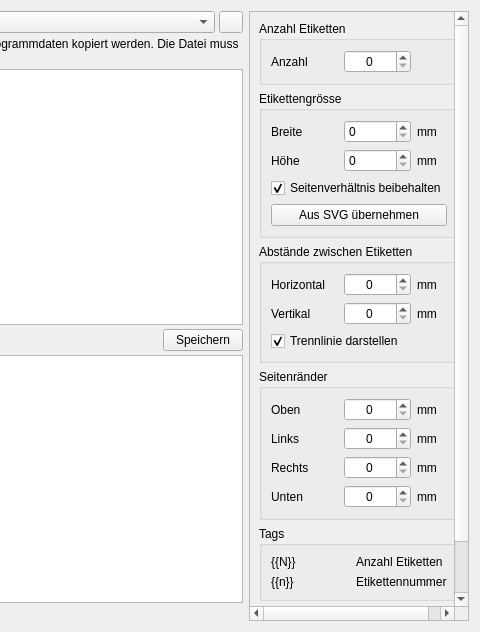
Before: the Qt Designer form kleiner-brauhelfer/tabetikette.ui in kleiner-brauhelfer/kleiner-brauhelfer-2, drawn with Qt 5; both pictures show x 776 to 1256 and y 0 to 632 of the 1256 by 632 pixel window.
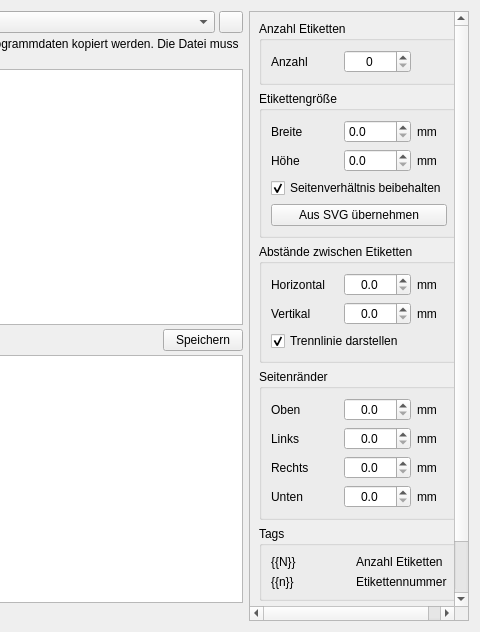
After: the same form once the commit is applied. Icons and pictures are not drawn. Custom widgets are drawn as their Qt base class.

Patch:
```diff
--- a/kleiner-brauhelfer/tabetikette.ui
+++ b/kleiner-brauhelfer/tabetikette.ui
@@ -212,7 +212,7 @@
        <rect>
         <x>0</x>
         <y>0</y>
-        <width>198</width>
+        <width>201</width>
         <height>612</height>
        </rect>
       </property>
@@ -265,7 +265,7 @@
        <item>
         <widget class="QGroupBox" name="groupBox_4">
          <property name="title">
-          <string>Etikettengrösse</string>
+          <string>Etikettengröße</string>
          </property>
          <layout class="QGridLayout" name="gridLayout_5">
           <item row="0" column="2">
@@ -295,22 +295,28 @@
            </widget>
           </item>
           <item row="1" column="1">
-           <widget class="SpinBox" name="tbLabelHoehe">
+           <widget class="DoubleSpinBox" name="tbLabelHoehe">
             <property name="toolTip">
              <string>&lt;html&gt;&lt;head/&gt;&lt;body&gt;&lt;p&gt;Hier wird die &lt;span style=&quot; font-weight:600;&quot;&gt;Höhe &lt;/span&gt;des Etiketts festgelegt.&lt;/p&gt;&lt;/body&gt;&lt;/html&gt;</string>
             </property>
+            <property name="decimals">
+             <number>1</number>
+            </property>
             <property name="maximum">
-             <number>9999</number>
+             <double>1000.000000000000000</double>
             </property>
            </widget>
           </item>
           <item row="0" column="1">
-           <widget class="SpinBox" name="tbLabelBreite">
+           <widget class="DoubleSpinBox" name="tbLabelBreite">
             <property name="toolTip">
              <string>&lt;html&gt;&lt;head/&gt;&lt;body&gt;&lt;p&gt;Hier wird die &lt;span style=&quot; font-weight:600;&quot;&gt;Breite &lt;/span&gt;des Etiketts festgelegt.&lt;/p&gt;&lt;p&gt;Die ideale Breite ist abhängig vom Umfang des Gebindes und sollte vorher ausgemessen werden.&lt;/p&gt;&lt;/body&gt;&lt;/html&gt;</string>
             </property>
+            <property name="decimals">
+             <number>1</number>
+            </property>
             <property name="maximum">
-             <number>9999</number>
+             <double>1000.000000000000000</double>
             </property>
            </widget>
           </item>
@@ -399,26 +405,6 @@
             </property>
            </widget>
           </item>
-          <item row="1" column="1">
-           <widget class="SpinBox" name="tbAbstandVert">
-            <property name="toolTip">
-             <string>&lt;html&gt;&lt;head/&gt;&lt;body&gt;&lt;p&gt;Hier wird der &lt;span style=&quot; font-weight:600;&quot;&gt;vertikale Abstand&lt;/span&gt; zwischen einzelnen Etiketten festgelegt.&lt;/p&gt;&lt;p&gt;Üblich sind 2mm Beschnittzugabe, um Ungenauigkeiten wie sogenannte Blitzer zu vermeiden, wenn Farbe bis zum Rand gedruckt wird. Dabei werden 2mm Farbauftrag zum Rand addiert. Blitzer entstehen bei Ungenauigkeiten während des Papierschnitts.&lt;/p&gt;&lt;p&gt;Ist man mit einem guten Papierschneider gesegnet, sind bei kleinen Auflagen 0mm kein Problem. Die Fehlerhäufigkeit steigt allerdings mit der Bogendicke des Papiers, da Teile beim Schneiden verrutschen.&lt;/p&gt;&lt;p&gt;Wer es weniger akribisch haben will, arbeitet mit der Schere und nimmt Ungenauigkeiten als Ausdruck echter Handarbeit in Kauf.&lt;/p&gt;&lt;/body&gt;&lt;/html&gt;</string>
-            </property>
-            <property name="alignment">
-             <set>Qt::AlignCenter</set>
-            </property>
-           </widget>
-          </item>
-          <item row="0" column="1">
-           <widget class="SpinBox" name="tbAbstandHor">
-            <property name="toolTip">
-             <string>&lt;html&gt;&lt;head/&gt;&lt;body&gt;&lt;p&gt;Hier wird der &lt;span style=&quot; font-weight:600;&quot;&gt;horizontale Abstand&lt;/span&gt; zwischen einzelnen Etiketten festgelegt.&lt;/p&gt;&lt;p&gt;Üblich sind 2 mm Beschnittzugabe, um Ungenauigkeiten wie sogenannte Blitzer zu vermeiden, wenn Farbe bis zum Rand gedruckt wird. Dabei werden 2 mm Farbauftrag zum Rand addiert. Blitzer entstehen bei Ungenauigkeiten während des Papierschnitts.&lt;/p&gt;&lt;p&gt;Ist man mit einem guten Papierschneider gesegnet, sind bei kleinen Auflagen 0mm kein Problem. Die Fehlerhäufigkeit steigt allerdings mit der Bogendicke des Papiers, da Teile beim Schneiden verrutschen.&lt;/p&gt;&lt;p&gt;Wer es weniger akribisch haben will, arbeitet mit der Schere und nimmt Ungenauigkeiten als Ausdruck echter Handarbeit in Kauf.&lt;/p&gt;&lt;/body&gt;&lt;/html&gt;</string>
-            </property>
-            <property name="alignment">
-             <set>Qt::AlignCenter</set>
-            </property>
-           </widget>
-          </item>
           <item row="1" column="2">
            <widget class="QLabel" name="label_10">
             <property name="text">
@@ -439,6 +425,32 @@
             </property>
            </widget>
           </item>
+          <item row="0" column="1">
+           <widget class="DoubleSpinBox" name="tbAbstandHor">
+            <property name="toolTip">
+             <string>&lt;html&gt;&lt;head/&gt;&lt;body&gt;&lt;p&gt;Hier wird der &lt;span style=&quot; font-weight:600;&quot;&gt;horizontale Abstand&lt;/span&gt; zwischen einzelnen Etiketten festgelegt.&lt;/p&gt;&lt;p&gt;Üblich sind 2 mm Beschnittzugabe, um Ungenauigkeiten wie sogenannte Blitzer zu vermeiden, wenn Farbe bis zum Rand gedruckt wird. Dabei werden 2 mm Farbauftrag zum Rand addiert. Blitzer entstehen bei Ungenauigkeiten während des Papierschnitts.&lt;/p&gt;&lt;p&gt;Ist man mit einem guten Papierschneider gesegnet, sind bei kleinen Auflagen 0mm kein Problem. Die Fehlerhäufigkeit steigt allerdings mit der Bogendicke des Papiers, da Teile beim Schneiden verrutschen.&lt;/p&gt;&lt;p&gt;Wer es weniger akribisch haben will, arbeitet mit der Schere und nimmt Ungenauigkeiten als Ausdruck echter Handarbeit in Kauf.&lt;/p&gt;&lt;/body&gt;&lt;/html&gt;</string>
+            </property>
+            <property name="alignment">
+             <set>Qt::AlignCenter</set>
+            </property>
+            <property name="decimals">
+             <number>1</number>
+            </property>
+           </widget>
+          </item>
+          <item row="1" column="1">
+           <widget class="DoubleSpinBox" name="tbAbstandVert">
+            <property name="toolTip">
+             <string>&lt;html&gt;&lt;head/&gt;&lt;body&gt;&lt;p&gt;Hier wird der &lt;span style=&quot; font-weight:600;&quot;&gt;vertikale Abstand&lt;/span&gt; zwischen einzelnen Etiketten festgelegt.&lt;/p&gt;&lt;p&gt;Üblich sind 2mm Beschnittzugabe, um Ungenauigkeiten wie sogenannte Blitzer zu vermeiden, wenn Farbe bis zum Rand gedruckt wird. Dabei werden 2mm Farbauftrag zum Rand addiert. Blitzer entstehen bei Ungenauigkeiten während des Papierschnitts.&lt;/p&gt;&lt;p&gt;Ist man mit einem guten Papierschneider gesegnet, sind bei kleinen Auflagen 0mm kein Problem. Die Fehlerhäufigkeit steigt allerdings mit der Bogendicke des Papiers, da Teile beim Schneiden verrutschen.&lt;/p&gt;&lt;p&gt;Wer es weniger akribisch haben will, arbeitet mit der Schere und nimmt Ungenauigkeiten als Ausdruck echter Handarbeit in Kauf.&lt;/p&gt;&lt;/body&gt;&lt;/html&gt;</string>
+            </property>
+            <property name="alignment">
+             <set>Qt::AlignCenter</set>
+            </property>
+            <property name="decimals">
+             <number>1</number>
+            </property>
+           </widget>
+          </item>
          </layout>
         </widget>
        </item>
@@ -455,16 +467,6 @@
             </property>
            </widget>
           </item>
-          <item row="1" column="1">
-           <widget class="SpinBox" name="tbRandLinks">
-            <property name="toolTip">
-             <string>&lt;html&gt;&lt;head/&gt;&lt;body&gt;&lt;p&gt;Hier wird der Abstand zum Papierrand &lt;span style=&quot; font-weight:600;&quot;&gt;links &lt;/span&gt;festgelegt.&lt;/p&gt;&lt;/body&gt;&lt;/html&gt;</string>
-            </property>
-            <property name="alignment">
-             <set>Qt::AlignCenter</set>
-            </property>
-           </widget>
-          </item>
           <item row="2" column="0">
            <widget class="QLabel" name="label_74">
             <property name="text">
@@ -498,26 +500,6 @@
             </property>
            </widget>
           </item>
-          <item row="2" column="1">
-           <widget class="SpinBox" name="tbRandRechts">
-            <property name="toolTip">
-             <string>&lt;html&gt;&lt;head/&gt;&lt;body&gt;&lt;p&gt;Hier wird der Abstand zum Papierrand &lt;span style=&quot; font-weight:600;&quot;&gt;rechts &lt;/span&gt;festgelegt.&lt;/p&gt;&lt;/body&gt;&lt;/html&gt;</string>
-            </property>
-            <property name="alignment">
-             <set>Qt::AlignCenter</set>
-            </property>
-           </widget>
-          </item>
-          <item row="3" column="1">
-           <widget class="SpinBox" name="tbRandUnten">
-            <property name="toolTip">
-             <string>&lt;html&gt;&lt;head/&gt;&lt;body&gt;&lt;p&gt;Hier wird der Abstand zum Papierrand &lt;span style=&quot; font-weight:600;&quot;&gt;unten &lt;/span&gt;festgelegt.&lt;/p&gt;&lt;/body&gt;&lt;/html&gt;</string>
-            </property>
-            <property name="alignment">
-             <set>Qt::AlignCenter</set>
-            </property>
-           </widget>
-          </item>
           <item row="3" column="2">
            <widget class="QLabel" name="label_4">
             <property name="minimumSize">
@@ -563,16 +545,6 @@
             </property>
            </widget>
           </item>
-          <item row="0" column="1">
-           <widget class="SpinBox" name="tbRandOben">
-            <property name="toolTip">
-             <string>&lt;html&gt;&lt;head/&gt;&lt;body&gt;&lt;p&gt;Hier wird der Abstand zum Papierrand &lt;span style=&quot; font-weight:600;&quot;&gt;oben &lt;/span&gt;festgelegt.&lt;/p&gt;&lt;/body&gt;&lt;/html&gt;</string>
-            </property>
-            <property name="alignment">
-             <set>Qt::AlignCenter</set>
-            </property>
-           </widget>
-          </item>
           <item row="1" column="2">
            <widget class="QLabel" name="label_2">
             <property name="minimumSize">
@@ -592,6 +564,58 @@
             </property>
            </widget>
           </item>
+          <item row="1" column="1">
+           <widget class="DoubleSpinBox" name="tbRandLinks">
+            <property name="toolTip">
+             <string>&lt;html&gt;&lt;head/&gt;&lt;body&gt;&lt;p&gt;Hier wird der Abstand zum Papierrand &lt;span style=&quot; font-weight:600;&quot;&gt;links &lt;/span&gt;festgelegt.&lt;/p&gt;&lt;/body&gt;&lt;/html&gt;</string>
+            </property>
+            <property name="alignment">
+             <set>Qt::AlignCenter</set>
+            </property>
+            <property name="decimals">
+             <number>1</number>
+            </property>
+           </widget>
+          </item>
+          <item row="0" column="1">
+           <widget class="DoubleSpinBox" name="tbRandOben">
+            <property name="toolTip">
+             <string>&lt;html&gt;&lt;head/&gt;&lt;body&gt;&lt;p&gt;Hier wird der Abstand zum Papierrand &lt;span style=&quot; font-weight:600;&quot;&gt;oben &lt;/span&gt;festgelegt.&lt;/p&gt;&lt;/body&gt;&lt;/html&gt;</string>
+            </property>
+            <property name="alignment">
+             <set>Qt::AlignCenter</set>
+            </property>
+            <property name="decimals">
+             <number>1</number>
+            </property>
+           </widget>
+          </item>
+          <item row="2" column="1">
+           <widget class="DoubleSpinBox" name="tbRandRechts">
+            <property name="toolTip">
+             <string>&lt;html&gt;&lt;head/&gt;&lt;body&gt;&lt;p&gt;Hier wird der Abstand zum Papierrand &lt;span style=&quot; font-weight:600;&quot;&gt;rechts &lt;/span&gt;festgelegt.&lt;/p&gt;&lt;/body&gt;&lt;/html&gt;</string>
+            </property>
+            <property name="alignment">
+             <set>Qt::AlignCenter</set>
+            </property>
+            <property name="decimals">
+             <number>1</number>
+            </property>
+           </widget>
+          </item>
+          <item row="3" column="1">
+           <widget class="DoubleSpinBox" name="tbRandUnten">
+            <property name="toolTip">
+             <string>&lt;html&gt;&lt;head/&gt;&lt;body&gt;&lt;p&gt;Hier wird der Abstand zum Papierrand &lt;span style=&quot; font-weight:600;&quot;&gt;unten &lt;/span&gt;festgelegt.&lt;/p&gt;&lt;/body&gt;&lt;/html&gt;</string>
+            </property>
+            <property name="alignment">
+             <set>Qt::AlignCenter</set>
+            </property>
+            <property name="decimals">
+             <number>1</number>
+            </property>
+           </widget>
+          </item>
          </layout>
         </widget>
        </item>
@@ -687,6 +711,11 @@
    <extends>QGraphicsView</extends>
    <header>widgets/svgview.h</header>
   </customwidget>
+  <customwidget>
+   <class>DoubleSpinBox</class>
+   <extends>QDoubleSpinBox</extends>
+   <header>widgets/doublespinbox.h</header>
+  </customwidget>
  </customwidgets>
  <tabstops>
   <tabstop>cbAuswahl</tabstop>
```
Left out of the diff: 56 changed lines with no effect on the pictures.
